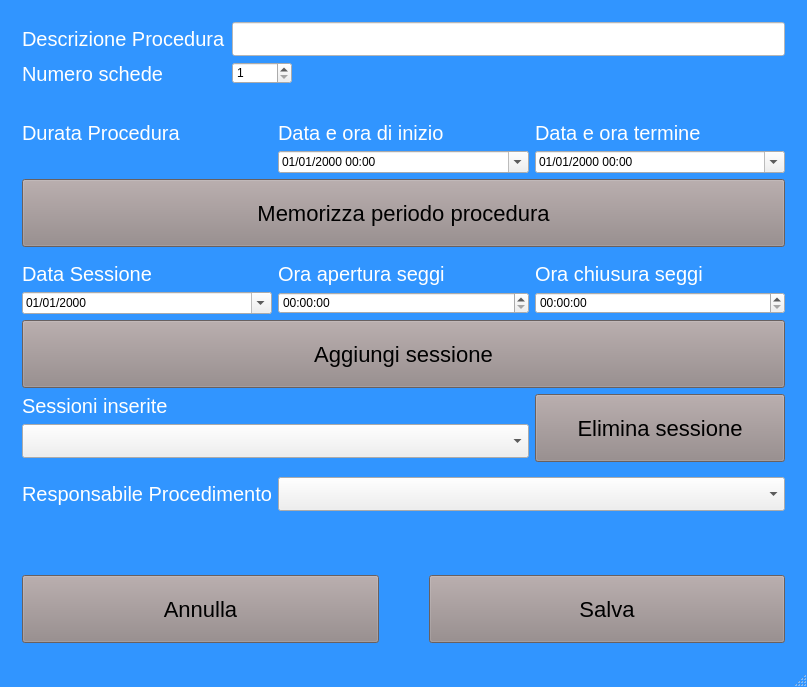
First picture: the form in mainwindowtecnico.ui, repository giuseppedifatta/sistemaTecnico, before the edit.
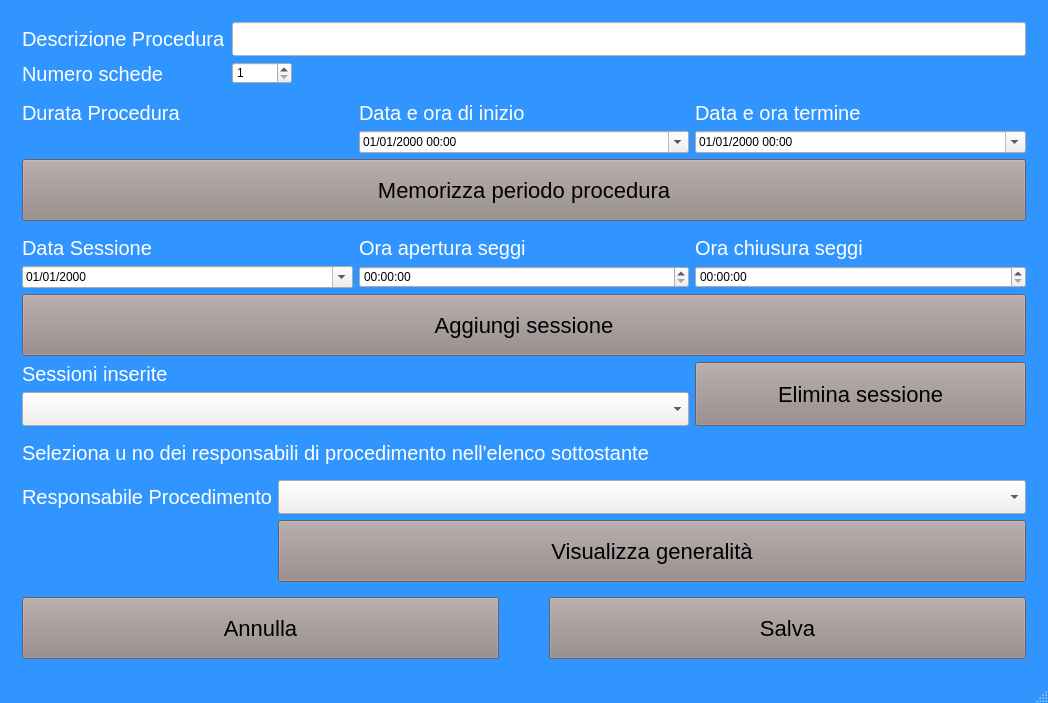
Second picture: the form after the edit. The open tabs and pages were chosen to show the change.

```diff
--- a/mainwindowtecnico.ui
+++ b/mainwindowtecnico.ui
@@ -6,8 +6,8 @@
    <rect>
     <x>0</x>
     <y>0</y>
-    <width>807</width>
-    <height>685</height>
+    <width>1048</width>
+    <height>691</height>
    </rect>
   </property>
   <property name="windowTitle">
@@ -597,6 +597,13 @@
           </item>
          </layout>
         </item>
+        <item>
+         <widget class="QLabel" name="label">
+          <property name="text">
+           <string>Seleziona u no dei responsabili di procedimento nell'elenco sottostante</string>
+          </property>
+         </widget>
+        </item>
         <item>
          <layout class="QFormLayout" name="formLayout_4">
           <property name="sizeConstraint">
@@ -612,6 +619,13 @@
           <item row="0" column="1">
            <widget class="QComboBox" name="comboBox_idRP"/>
           </item>
+          <item row="1" column="1">
+           <widget class="QPushButton" name="pushButton_visualizzaInfoRP">
+            <property name="text">
+             <string>Visualizza generalità</string>
+            </property>
+           </widget>
+          </item>
          </layout>
         </item>
         <item>
```
Left out of the diff: 2 changed lines with no effect on the pictures.
